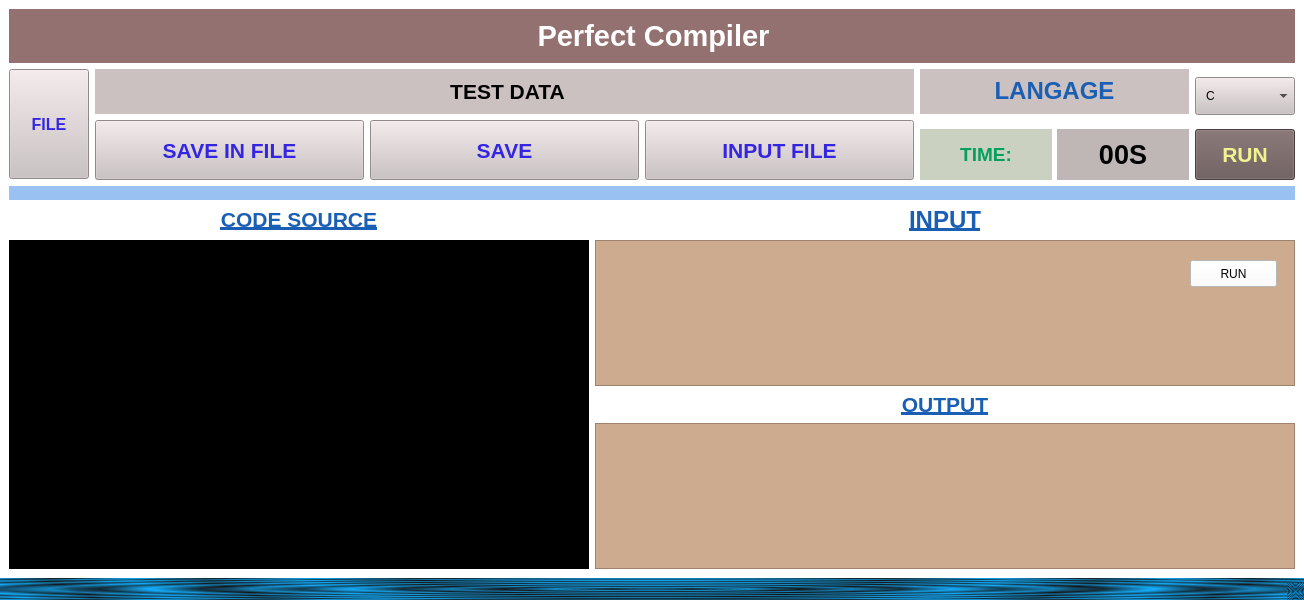
parfaittolefo/PerfectCompiler, file mainwindow.ui: the form before one commit.
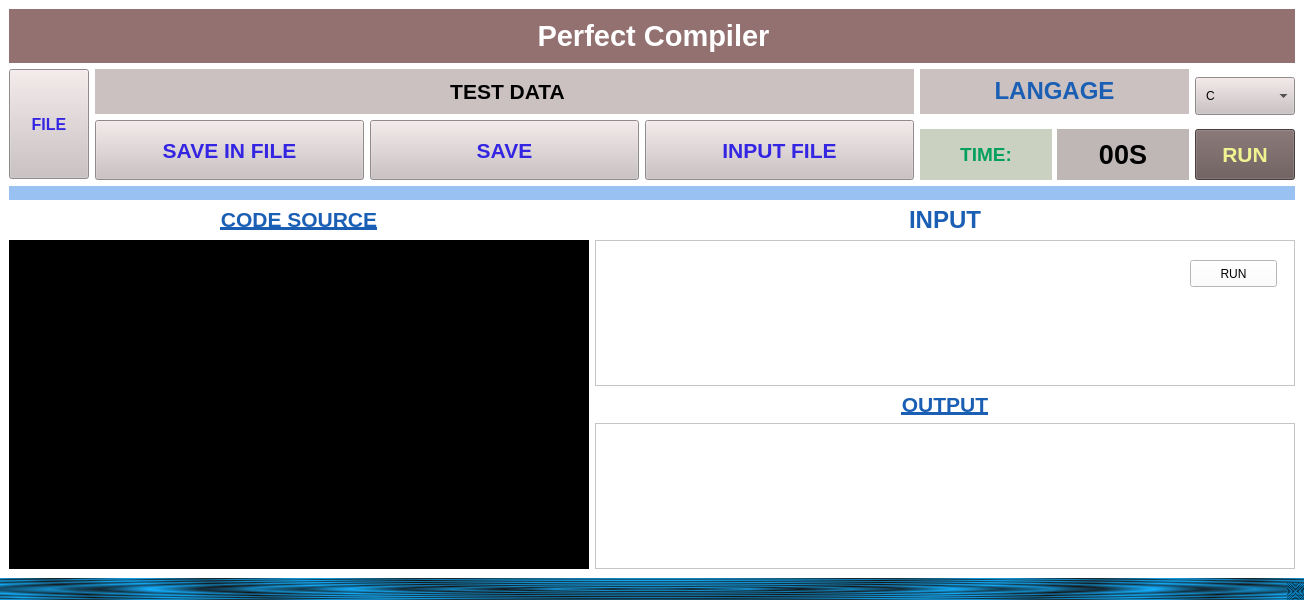
The form after the commit.

Commit message: Mise à jour color input

```diff
--- a/mainwindow.ui
+++ b/mainwindow.ui
@@ -308,15 +308,15 @@
         </size>
        </property>
        <property name="styleSheet">
-        <string notr="true">background-color: rgb(205, 171, 143);
-color: rgb(255, 255, 255);</string>
+        <string notr="true">font: italic 14pt &quot;Cantarell&quot;;
+color: rgb(0, 0, 0);</string>
        </property>
        <property name="html">
         <string>&lt;!DOCTYPE HTML PUBLIC &quot;-//W3C//DTD HTML 4.0//EN&quot; &quot;http://www.w3.org/TR/REC-html40/strict.dtd&quot;&gt;
 &lt;html&gt;&lt;head&gt;&lt;meta name=&quot;qrichtext&quot; content=&quot;1&quot; /&gt;&lt;style type=&quot;text/css&quot;&gt;
 p, li { white-space: pre-wrap; }
-&lt;/style&gt;&lt;/head&gt;&lt;body style=&quot; font-family:'Cantarell'; font-size:11pt; font-weight:400; font-style:normal;&quot;&gt;
-&lt;p style=&quot;-qt-paragraph-type:empty; margin-top:0px; margin-bottom:0px; margin-left:0px; margin-right:0px; -qt-block-indent:0; text-indent:0px;&quot;&gt;&lt;br /&gt;&lt;/p&gt;&lt;/body&gt;&lt;/html&gt;</string>
+&lt;/style&gt;&lt;/head&gt;&lt;body style=&quot; font-family:'Cantarell'; font-size:14pt; font-weight:400; font-style:italic;&quot;&gt;
+&lt;p style=&quot;-qt-paragraph-type:empty; margin-top:0px; margin-bottom:0px; margin-left:0px; margin-right:0px; -qt-block-indent:0; text-indent:0px; font-size:11pt; font-style:normal;&quot;&gt;&lt;br /&gt;&lt;/p&gt;&lt;/body&gt;&lt;/html&gt;</string>
        </property>
       </widget>
      </widget>
@@ -324,16 +324,15 @@
     <item row="3" column="1">
      <widget class="QLabel" name="label">
       <property name="text">
-       <string>&lt;html&gt;&lt;head/&gt;&lt;body&gt;&lt;p align=&quot;center&quot;&gt;&lt;span style=&quot; font-size:18pt; font-weight:600; text-decoration: underline; color:#1a5fb4;&quot;&gt;INPUT&lt;/span&gt;&lt;/p&gt;&lt;/body&gt;&lt;/html&gt;</string>
+       <string>&lt;html&gt;&lt;head/&gt;&lt;body&gt;&lt;p align=&quot;center&quot;&gt;&lt;span style=&quot; font-size:18pt; font-weight:600; color:#1a5fb4;&quot;&gt;INPUT&lt;/span&gt;&lt;/p&gt;&lt;/body&gt;&lt;/html&gt;</string>
       </property>
      </widget>
     </item>
     <item row="6" column="1">
      <widget class="QTextBrowser" name="OUTPUT_BRS">
       <property name="styleSheet">
-       <string notr="true">color: rgb(255, 255, 255);
-background-color: rgb(205, 171, 143);
-font: 75 italic 14pt &quot;DejaVu Math TeX Gyre&quot;;</string>
+       <string notr="true">color: rgb(0, 0, 0);
+font: 75 italic 15pt &quot;DejaVu Math TeX Gyre&quot;;</string>
       </property>
      </widget>
     </item>
```
The commit also changes 9 other files.
